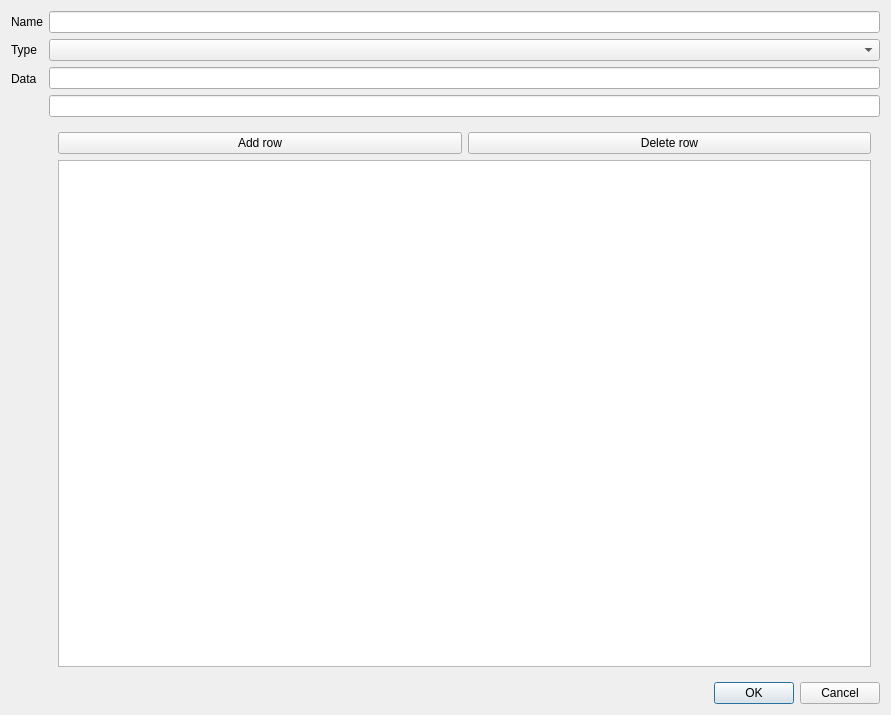
First picture: the form in src/gui/forms/declarations/variabledialog.ui, repository caozhongxiao/espreso, before the edit.
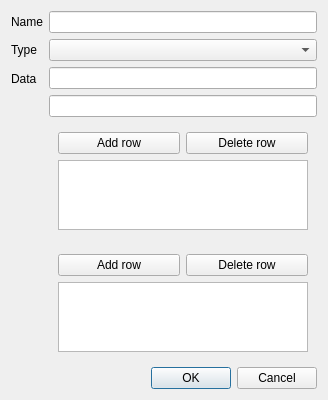
Second picture: the form after the edit.

Commit message: ENH: [GUI] Piecewise function data type support.

Patch:
```diff
--- a/src/gui/forms/declarations/variabledialog.ui
+++ b/src/gui/forms/declarations/variabledialog.ui
@@ -6,8 +6,8 @@
    <rect>
     <x>0</x>
     <y>0</y>
-    <width>891</width>
-    <height>715</height>
+    <width>328</width>
+    <height>393</height>
    </rect>
   </property>
   <property name="windowTitle">
@@ -78,6 +78,33 @@
          </layout>
         </widget>
        </item>
+       <item>
+        <widget class="QFrame" name="framePiecewise">
+         <layout class="QVBoxLayout" name="verticalLayout_4">
+          <item>
+           <layout class="QHBoxLayout" name="horizontalLayout_2">
+            <item>
+             <widget class="QPushButton" name="btnPiecewiseAdd">
+              <property name="text">
+               <string>Add row</string>
+              </property>
+             </widget>
+            </item>
+            <item>
+             <widget class="QPushButton" name="btnPiecewiseDel">
+              <property name="text">
+               <string>Delete row</string>
+              </property>
+             </widget>
+            </item>
+           </layout>
+          </item>
+          <item>
+           <widget class="QTableView" name="tblPiecewise"/>
+          </item>
+         </layout>
+        </widget>
+       </item>
       </layout>
      </item>
     </layout>
```
The commit also changes 4 other files.
